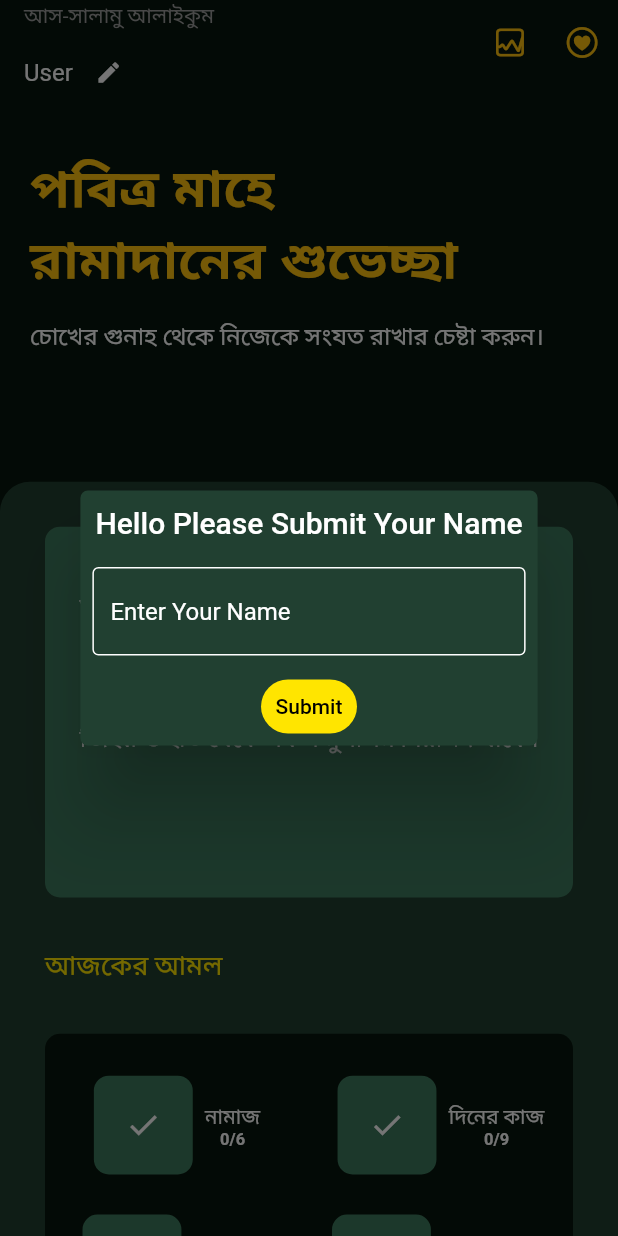
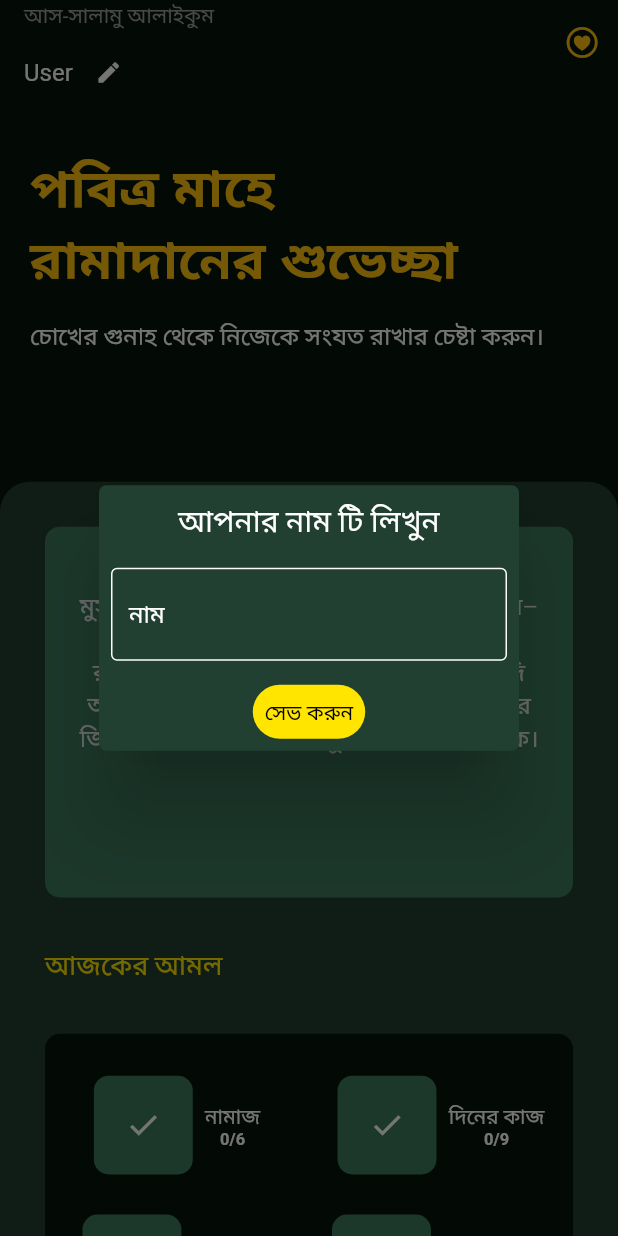
Before and after one commit to MehediHasannOvi/ramadanplanner, a Flutter app: the screen it shows after launch, after a tap on the "edit" icon, on a phone screen of 412 x 824 dp. Run offline on Flutter 3.47's test engine with Material 2 defaults, Android fonts, the phone set to English and light mode, and no system bars; our stand-ins replace awesome_notifications, firebase_core, get, hijri, hive, hive_flutter and 2 more; accounts and stored records are empty; Roboto replaces fonts that are missing (Tuli).

Commit message:
27-03-2023

```diff
--- a/lib/app/modules/DailyTracking/views/daily_tracking_view.dart
+++ b/lib/app/modules/DailyTracking/views/daily_tracking_view.dart
@@ -12,7 +12,7 @@ class DailyTrackingView extends GetView<DailyTrackingController> {
   Widget build(BuildContext context) {
     return Scaffold(
       appBar: AppBar(
-        title: const Text('Daily Tracking'),
+        title: const Text('দিনের কাজ'),
         centerTitle: true,
       ),
       body: Container(
--- a/lib/app/modules/PrayTracker/views/pray_tracker_view.dart
+++ b/lib/app/modules/PrayTracker/views/pray_tracker_view.dart
@@ -14,7 +14,7 @@ class PrayTrackerView extends GetView<PrayTrackerController> {
   Widget build(BuildContext context) {
     return Scaffold(
         appBar: AppBar(
-          title: const Text('Pray Tracker'),
+          title: const Text('নামাজ'),
           centerTitle: true,
         ),
         body: Container(
--- a/lib/app/modules/QuranTracker/views/quran_tracker_view.dart
+++ b/lib/app/modules/QuranTracker/views/quran_tracker_view.dart
@@ -13,7 +13,7 @@ class QuranTrackerView extends GetView<QuranTrackerController> {
   Widget build(BuildContext context) {
     return Scaffold(
         appBar: AppBar(
-          title: const Text('Quran Tracker'),
+          title: const Text('কোরআন'),
           centerTitle: true,
         ),
         body: Container(
@@ -193,7 +193,7 @@ class QuranTrackerView extends GetView<QuranTrackerController> {
                             controller.getquranData();
                           },
                           child: AppText(
-                            text: "সাবমিট",
+                            text: "সেভ করুন",
                             fontSize: 16,
                             color: AppColors.primaryColor,
                             fontWeight: FontWeight.bold,
--- a/lib/app/modules/graph/views/graph_view.dart
+++ b/lib/app/modules/graph/views/graph_view.dart
@@ -1,4 +1,4 @@
-import 'dart:math';
+
 
 import 'package:flutter/material.dart';
 
--- a/lib/app/modules/home/controllers/home_controller.dart
+++ b/lib/app/modules/home/controllers/home_controller.dart
@@ -1,5 +1,4 @@
 import 'dart:async';
-
 
 import 'package:awesome_notifications/awesome_notifications.dart';
 import 'package:get/get.dart';
@@ -24,30 +23,25 @@ class HomeController extends GetxController {
 
     // Use the day of the year as the index for the list
     int dataIndex = currentDate.hDay % dinerkaj.length;
-
-    triggerNotification(
-        "আজকের দিনের কাজ",
-        dinerkaj[dataIndex],
-      );
+    // Timer(Duration(seconds: 0), () {
+    //   triggerNotification("আজকের দিনের কাজ", dinerkaj[dataIndex], null, false);
+    //   print("is it working");
+    // });
 
     print(dinerkaj.length);
+    update();
+    NotificationServices.showNotification(
+      body: '${dinerkaj[dataIndex]}',
+      title: 'আজকের দিনের ',
+    );
     return dataIndex;
   }
 
   sendNotification() {
-    int time = DateTime.now().hour;
-
-    if (time == 9) {
-      Timer(
-        const Duration(
-           seconds: 2
-        ), () {
-      triggerNotification(
-        "আজকের দিনের কাজ",
-        dinerkaj[getDataIndexForCurrentDate()],
-      );
-    });
-    }
+    // Timer(const Duration(seconds: 2), () {
+    //   triggerNotification(
+    //       "আজকের দিনের কাজ", dinerkaj[getDataIndexForCurrentDate()], 9, true);
+    // });
   }
 
   int hadiss() {
@@ -70,11 +64,11 @@ class HomeController extends GetxController {
           confirmTextColor: Colors.black,
           barrierDismissible: false,
           radius: 5,
-          title: "Hello Please Submit Your Name",
+          title: "আপনার নাম টি লিখুন ",
           content: TextFormField(
               controller: name,
               decoration: const InputDecoration(
-                hintText: "Enter Your Name",
+                hintText: "নাম",
                 hintStyle: TextStyle(color: Colors.white),
                 enabledBorder: OutlineInputBorder(
                   borderSide: BorderSide(color: Colors.white),
@@ -85,7 +79,7 @@ class HomeController extends GetxController {
               ),
               keyboardType: TextInputType.name,
               style: const TextStyle(color: Colors.white)),
-          textConfirm: "Submit",
+          textConfirm: "সেভ করুন",
           onConfirm: () {
             if (name.text.isEmpty && name.text.length < 3) {
               Get.snackbar("Error", "Please Enter Your Name",
@@ -121,13 +115,12 @@ class HomeController extends GetxController {
   // ];
 
   @override
-  void onInit() {
+  void onInit() async {
     AwesomeNotifications().isNotificationAllowed().then((isAllowed) {
       if (!isAllowed) {
         AwesomeNotifications().requestPermissionToSendNotifications();
       }
     });
-
 
     // TODO: implement onInit
     if (Hive.box("user").get("name") == null) {
@@ -135,7 +128,12 @@ class HomeController extends GetxController {
     } else {
       print("User Name is ${Hive.box("user").get("name")}");
     }
-    // sendNotification();
+     await NotificationServices.showNotification(
+          body: '${dinerkaj[getDataIndexForCurrentDate()]}',
+          title: 'আজকের দিনের করেছেন',
+          schedule: true,
+          interval: 28800);
+
     // getpraylanght;
     super.onInit();
   }
--- a/lib/app/modules/home/views/home_view.dart
+++ b/lib/app/modules/home/views/home_view.dart
@@ -68,19 +68,12 @@ class HomeView extends GetView<HomeController> {
             ),
           ]),
           actions: [
+
+
             IconButton(
-                onPressed: () {
-                  // controller.getusername();
-                  Get.toNamed(Routes.GRAPH);
-                  // Hive.box('user').delete("name");
-                },
-                icon: Icon(
-                  CupertinoIcons.graph_square,
-                  color: AppColors.quinaryColor,
-                )),
-            IconButton(
-                onPressed: () {
-                  triggerNotification("Hello", "Mas Allah Ramadan Is Back");
+                onPressed: ()async {
+
+
                 },
                 icon: Icon(
                   CupertinoIcons.heart_circle,
@@ -202,9 +195,7 @@ class HomeView extends GetView<HomeController> {
                           initState: (_) {},
                           builder: (_) {
                             final getpraylanght = Hive.box('daily').length;
-                            return manuButton(
-                                "নামাজ",
-                                "${getpraylanght}/6",
+                            return manuButton("নামাজ", "${getpraylanght}/6",
                                 () => Get.toNamed(Routes.PRAY_TRACKER));
                           },
                         ),
--- a/lib/main.dart
+++ b/lib/main.dart
@@ -1,40 +1,66 @@
 import 'package:flutter/material.dart';
 import 'package:hive_flutter/hive_flutter.dart';
+import 'package:ramadanplanner/notification/notification.dart';
 import 'package:sizer/sizer.dart';
 import 'package:get/get.dart';
-import 'package:awesome_notifications/awesome_notifications.dart';
 import 'Util/app_colors.dart';
 import 'app/modules/fastscreen.dart';
 import 'app/routes/app_pages.dart';
+import 'package:firebase_core/firebase_core.dart';
+// Import the generated file
+import 'firebase_options.dart';
 
 void main() async {
   WidgetsFlutterBinding.ensureInitialized();
-  ReceivedAction? receivedAction = await AwesomeNotifications().getInitialNotificationAction(
-      removeFromActionEvents: false
+  await NotificationServices.initializeNotification();
+  await Firebase.initializeApp(
+    options: DefaultFirebaseOptions.currentPlatform,
   );
-  await AwesomeNotifications().initialize(
-    "assets/images/logo.png",
 
-    [
-      NotificationChannel(
-        channelKey: 'basic_channel',
-        channelName: 'Basic notifications',
-        channelDescription: 'Notification channel for basic tests',
-        defaultColor: AppColors.primaryColor,
-        ledColor: AppColors.primaryColor,
-      ),
-    ],
-    debug: true
-  );
+  WidgetsFlutterBinding.ensureInitialized();
+
+  // ReceivedAction? receivedAction = await AwesomeNotifications()
+  //     .getInitialNotificationAction(removeFromActionEvents: false);
+  // await AwesomeNotifications().initialize(
+  //     null,
+  //     [
+  //       NotificationChannel(
+  //         channelKey: 'basic_channel',
+  //         channelName: 'Basic notifications',
+  //         channelDescription: 'Notification channel for basic tests',
+  //         defaultColor: AppColors.primaryColor,
+  //         ledColor: AppColors.primaryColor,
+  //       ),
+  //     ],
+  //     debug: true);
+
+// OfflineNotificationService().init();
+
+// Local Data Base
   await Hive.initFlutter();
   await Hive.openBox('daily');
   await Hive.openBox('user');
   await Hive.openBox('Dtrack');
   await Hive.openBox('quranData');
-  runApp(Sizer(builder: (context, orientation, deviceType) {
+
+  // Local Data Base
+  runApp(const MyApp());
+}
+
+class MyApp extends StatefulWidget {
+  const MyApp({super.key});
+
+  @override
+  State<MyApp> createState() => _MyAppState();
+}
+
+class _MyAppState extends State<MyApp> {
+  @override
+  Widget build(BuildContext context) {
+    return Sizer(builder: (context, orientation, deviceType) {
       return GetMaterialApp(
-        title: "Application",
-        home: Fastpage(),
+          title: "Ramadan Planner",
+          home: const Fastpage(),
           // initialRoute: AppPages.INITIAL,
           getPages: AppPages.routes,
           theme: ThemeData(
@@ -42,9 +68,9 @@ void main() async {
               backgroundColor: AppColors.primaryColor,
               elevation: 0,
             ),
-
             scaffoldBackgroundColor: AppColors.primaryColor,
             primarySwatch: Colors.green,
           ));
-  }));
+    });
   }
+}
--- a/lib/notification/notification.dart
+++ b/lib/notification/notification.dart
@@ -1,22 +1,140 @@
 import 'package:awesome_notifications/awesome_notifications.dart';
+import 'package:get/get.dart';
 import '../Util/app_colors.dart';
+import '../app/routes/app_pages.dart';
 
-triggerNotification(String titel, String body) {
-  AwesomeNotifications().createNotification(
-    content: NotificationContent(
-      // customSound: "assets/sound/notification.mp3",
-      id: 10,
-      channelKey: 'basic_channel',
-      title: titel,
+class NotificationServices {
+  static Future<void> initializeNotification() async {
+    await AwesomeNotifications().initialize(
+        null,
+        [
+          NotificationChannel(
+            channelKey: 'high_importance_channel',
+            channelGroupKey: 'High Importance Notifications',
+            channelName: 'basic Notification',
+            channelDescription: 'Notification channel for basic tests',
+            defaultColor: AppColors.primaryColor,
+            ledColor: AppColors.primaryColor,
+            channelShowBadge: true,
+            onlyAlertOnce: true,
+            playSound: true,
+            enableLights: true,
+            enableVibration: true,
+            criticalAlerts: true,
+          )
+        ],
+        channelGroups: [
+          NotificationChannelGroup(
+            channelGroupName: 'group1',
+            channelGroupKey: 'High Importance Notifications',
+          ),
+        ],
+        debug: true);
+    await AwesomeNotifications().isNotificationAllowed().then(
+      (isAllowed) async {
+        if (!isAllowed) {
+          await AwesomeNotifications().requestPermissionToSendNotifications();
+        }
+      },
+    );
+    await AwesomeNotifications().setListeners(
+      onActionReceivedMethod: onActionReceivedMethod,
+      onNotificationDisplayedMethod: onNotificationDisplayedMethod,
+      onDismissActionReceivedMethod: onDismissActionReceivedMethod,
+      onNotificationCreatedMethod: onNotificationCreatedMethod,
+
+    );
+  }
+  static Future <void> onNotificationCreatedMethod ( ReceivedNotification receivedNotification) async {
+    print('Notification Created');
+  }
+
+  static Future <void> onNotificationDisplayedMethod ( ReceivedNotification receivedNotification) async {
+    print('Notification Created');
+  }
+
+  static Future <void> onDismissActionReceivedMethod ( ReceivedAction receivedAction) async {
+    print('Notification Created');
+  }
+
+  static Future <void> onActionReceivedMethod ( ReceivedAction receivedAction) async {
+    print('Notification Created');
+    final payload = receivedAction.payload ?? {};
+    if (payload['navigate'] == 'true') {
+      Get.toNamed(Routes.PRAY_TRACKER);
+    }
+
+  }
+
+  static Future<void> showNotification({
+   required final String title,
+   required final String body,
+   final String? summary,
+   final Map<String, String>? payload,
+   final ActionType actionType = ActionType.Default,
+   final NotificationLayout notificationLayout = NotificationLayout.Default,
+   final NotificationCategory? category,
+   final String? bigPicture,
+   final List<NotificationActionButton>? actionButtons,
+   final bool schedule = false,
+   final int? interval,
+  })async{
+    assert (!schedule || (schedule && interval != null));
+    await AwesomeNotifications().createNotification(content:
+    NotificationContent(
+      id: -1,
+      channelKey: 'high_importance_channel',
+      title: title,
       body: body,
-      notificationLayout: NotificationLayout.BigText,
-      // icon: "assets/images/logo.png",
-      backgroundColor: AppColors.primaryColor,
-      badge: 1,
+      notificationLayout: notificationLayout,
+      summary: summary,
+      actionType: actionType,
+      payload: payload,
       displayOnForeground: true,
       displayOnBackground: true,
       fullScreenIntent: true,
+      category: category,
+      bigPicture: bigPicture,
+      backgroundColor: AppColors.primaryColor,
+      badge: 1,
+    ),
+    actionButtons: actionButtons,
+    schedule: schedule ? NotificationInterval(
+      timeZone: await AwesomeNotifications().getLocalTimeZoneIdentifier(),
+      // repeats: true,
+      interval: interval,
+      preciseAlarm: true,
+    ) : null,
+    );
+  }
 
-    ),
-  );
 }
+
+
+// triggerNotification(
+//     String titel, String body, dynamic schedule, bool isRepeat) {
+//   AwesomeNotifications().createNotification(
+//     content: NotificationContent(
+//       // customSound: "assets/sound/notification.mp3",
+//       id: 10,
+//       channelKey: 'basic_channel',
+//       title: titel,
+//       body: body,
+//       notificationLayout: NotificationLayout.BigText,
+//       // icon: "assets/images/logo.png",
+//       backgroundColor: AppColors.primaryColor,
+//       badge: 1,
+//       displayOnForeground: true,
+//       displayOnBackground: true,
+//       fullScreenIntent: true,
+//     ),
+
+//   // );
+//   schedule: NotificationCalendar(
+//     timeZone: DateTime.now().timeZoneName,
+//     repeats: isRepeat,
+//     hour: 0,
+//     minute: 1,
+//     second: 5,
+//   ));
+// }
--- a/pubspec.yaml
+++ b/pubspec.yaml
@@ -18,6 +18,11 @@ dependencies:
   hijri: ^3.0.0
   awesome_notifications: ^0.7.4+1
   permission_handler: ^10.2.0
+  firebase_core: ^2.6.1
+  # intl: ^0.17.0
+  # firebase_messaging: ^14.3.0
+  # firebase_crashlytics: ^3.0.17
+
 
 
 dev_dependencies:
```
Also changed, not shown: lib/app/modules/fastscreen.dart (+6 -4 lines), firebase.json (added), lib/firebase_options.dart (added), pubspec.lock, 8 other files. Lines whose indentation alone changed are shown as unchanged.
